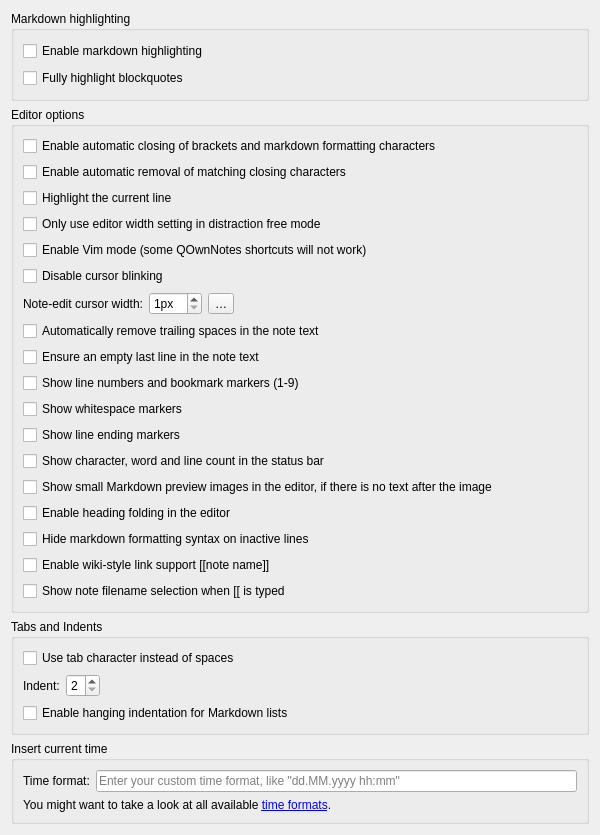
Above: src/widgets/settings/editorsettingswidget.ui from pbek/QOwnNotes before the change. Below: the same form after it.
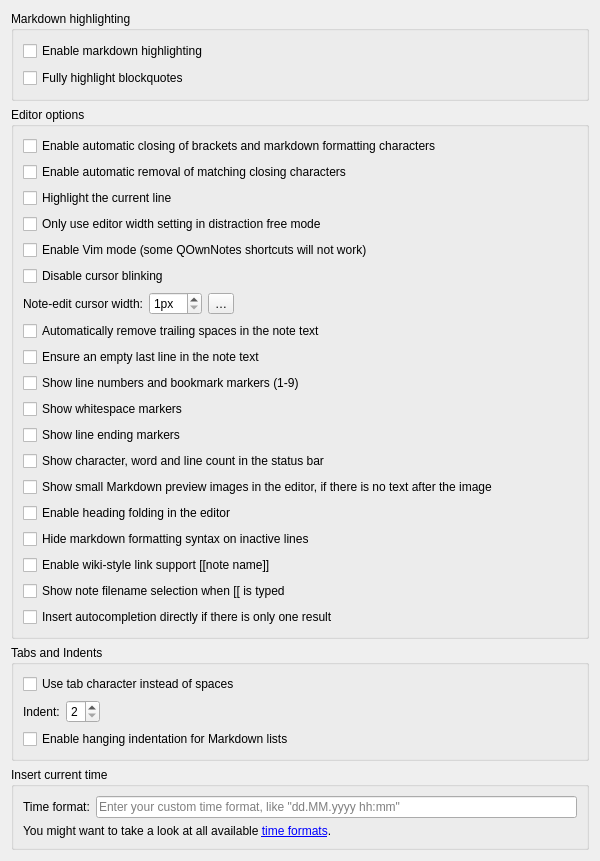
That is the form after the change. Icons and pictures are not drawn. Custom widgets are drawn as their Qt base class.

Commit message:
#3703 editor: optionally insert single autocompletion result without popup
Adds a new editor setting "Insert autocompletion directly if there is
only one result" (disabled by default). When enabled and exactly one
completion candidate exists, it is inserted immediately without showing
the popup menu. Applies to word, wiki-link, equation and script
completions as well as Markdown LSP completions

Diff of the .ui file:
```diff
--- a/src/widgets/settings/editorsettingswidget.ui
+++ b/src/widgets/settings/editorsettingswidget.ui
@@ -233,6 +233,16 @@
         </property>
        </widget>
       </item>
+       <item row="19" column="0" colspan="4">
+        <widget class="QCheckBox" name="autocompleteSingleResultCheckBox">
+         <property name="toolTip">
+          <string>Applies to word, wiki-link, equation, script and Markdown LSP completions</string>
+         </property>
+         <property name="text">
+          <string>Insert autocompletion directly if there is only one result</string>
+         </property>
+        </widget>
+       </item>
      </layout>
     </widget>
    </item>
```
Lines whose indentation alone changed are shown as unchanged. The commit also changes 3 other files.
